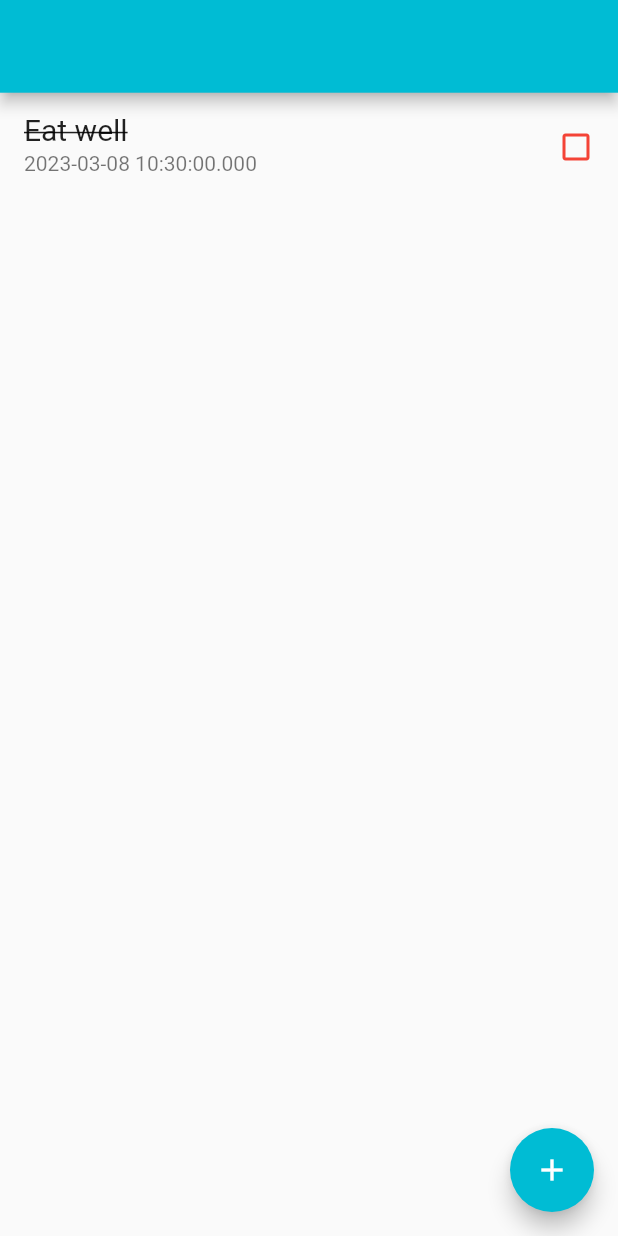
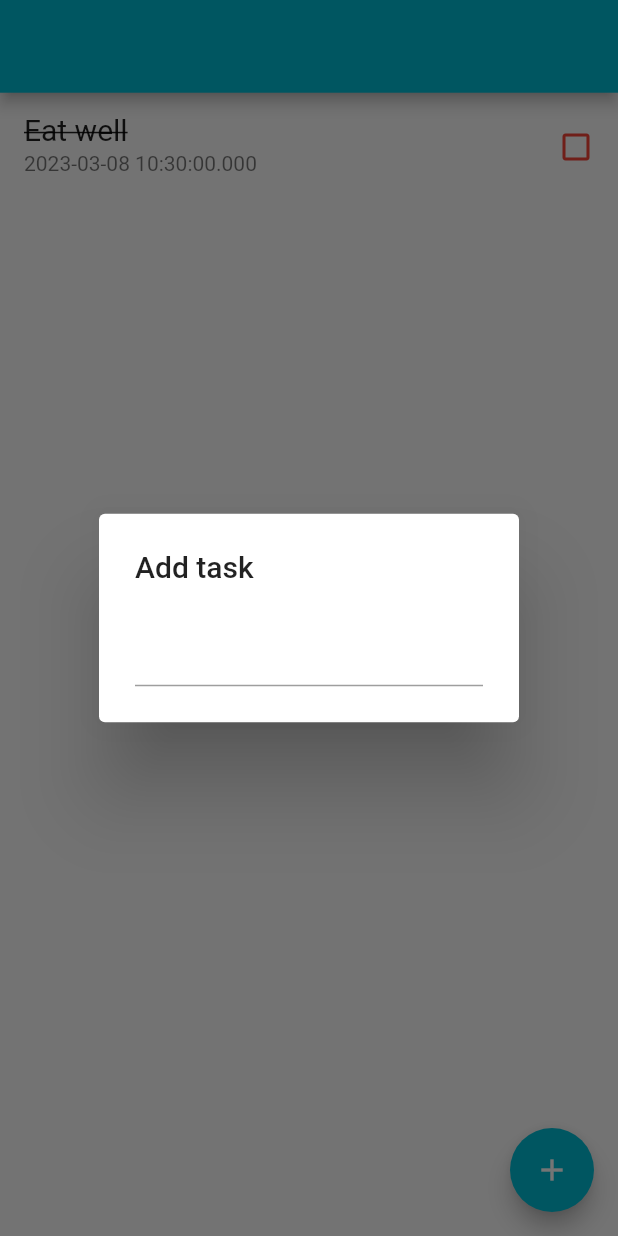
Before and after one commit to Snehau259/taskly-flutter, a Flutter app: the screen it shows after launch, after a tap on the "add" icon, on a phone screen of 412 x 824 dp. Run offline on Flutter 3.47's test engine with Material 2 defaults, Android fonts, the phone set to English and light mode, and no system bars; our stand-ins replace hive, hive_flutter; accounts and stored records are empty.

Commit message:
add. show dialog to add task & future

```diff
--- a/lib/main.dart
+++ b/lib/main.dart
@@ -1,19 +1,18 @@
 import 'package:flutter/material.dart';
 import './pages/home.dart';
+import 'package:hive/hive.dart';
+import 'package:hive_flutter/hive_flutter.dart';
 
-void main() {
+void main() async {
+  await (Hive.initFlutter("hive_boxes"));
   runApp(const MyApp());
 }
 
 class MyApp extends StatelessWidget {
   const MyApp({super.key});
 
-
   @override
   Widget build(BuildContext context) {
-    return MaterialApp(
-
-      home: Home()
-    );
+    return MaterialApp(home: Home());
   }
 }
--- /dev/null
+++ b/lib/models/task.dart
@@ -0,0 +1,18 @@
+import 'package:flutter/foundation.dart';
+
+class Task {
+  String content;
+  bool done;
+  DateTime timestamp;
+
+  Task({required this.content, required this.timestamp, required this.done});
+
+  Map toMap(task) {
+    return {"content": content, "done": done, "date": timestamp};
+  }
+
+  factory Task.fromMap(Map map)
+  {
+     return Task(content: map["content"], timestamp: map["date"], done: map["done"]);
+  }
+}
--- a/lib/pages/home.dart
+++ b/lib/pages/home.dart
@@ -1,4 +1,6 @@
 import 'package:flutter/material.dart';
+import 'package:hive/hive.dart';
+import 'package:hive_flutter/hive_flutter.dart';
 
 class Home extends StatefulWidget {
   const Home({super.key});
@@ -9,17 +11,60 @@ class Home extends StatefulWidget {
 
 class HomeState extends State<Home> {
   late double deviceWidth, deviceHeight;
+  String taskContent = "";
+  // Box? box;
 
   @override
   Widget build(BuildContext context) {
     deviceWidth = MediaQuery.of(context).size.width;
     deviceHeight = MediaQuery.of(context).size.height;
+    print(taskContent);
     return Scaffold(
       appBar: AppBar(
         toolbarHeight: deviceWidth * 0.15,
         backgroundColor: Colors.cyan,
       ),
-      body: ListView(children: [
+      body:
+          // singleTaskTile(),
+          viewTasks(),
+      floatingActionButton: FloatingActionButton(
+        backgroundColor: Colors.cyan,
+        onPressed: () {
+          addNewTask();
+        },
+        child: Icon(Icons.add),
+      ),
+    );
+  }
+
+  void addNewTask() {
+    showDialog(
+        context: context,
+        builder: (BuildContext _context) {
+          return AlertDialog(
+            title: Text('Add task'),
+            content: TextField(
+              onSubmitted: (value) {
+                setState(() {
+                  taskContent = value;
+                  // viewTasks();
+                });
+              },
+              onChanged: (value) {},
+            ),
+          );
+        });
+  }
+}
+
+class singleTaskTile extends StatelessWidget {
+  const singleTaskTile({
+    super.key,
+  });
+
+  @override
+  Widget build(BuildContext context) {
+    return ListView(children: [
       ListTile(
         title: Text(
           'Eat well',
@@ -30,12 +75,36 @@ class HomeState extends State<Home> {
         trailing: Icon(Icons.check_box_outline_blank_outlined,
             color: Colors.red[500]),
       )
-      ]),
-      floatingActionButton: FloatingActionButton(
-        backgroundColor: Colors.cyan,
-        onPressed: () {},
-        child: Icon(Icons.add),
-      ),
+    ]);
+  }
+}
+
+class viewTasks extends StatelessWidget {
+  const viewTasks({
+    super.key,
+  });
+
+  @override
+  Widget build(BuildContext context) {
+    return FutureBuilder(
+      future: Hive.openBox('tasks'),
+      // future: Future.delayed(Duration(seconds: 2)),
+      builder: (BuildContext _context, AsyncSnapshot snapshot) {
+        print(snapshot.connectionState);
+        if (snapshot.connectionState == ConnectionState.done) {
+          Box? box = snapshot.data;
+          if (snapshot.hasError) {
+            return Text('Error: ${snapshot.error}');
+          } else {
+            return singleTaskTile();
+          }
+        } else {
+          print(snapshot.connectionState);
+          return Center(
+            child: CircularProgressIndicator(),
+          );
+        }
+      },
     );
   }
 }
```
Lines whose indentation alone changed are shown as unchanged.
